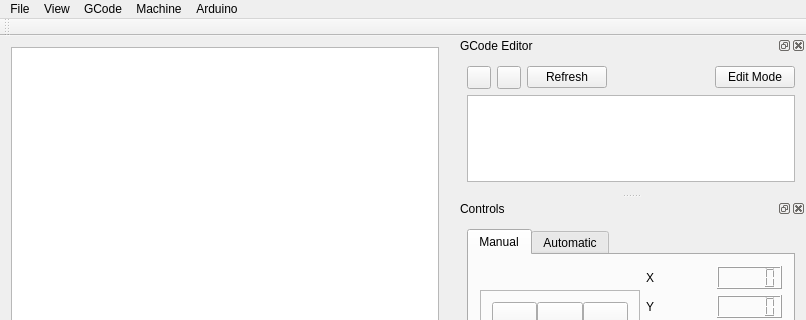
Above: grblcage.ui from FoamCutting/FOAMgrblGUI before the change; both pictures show x 0 to 806 and y 0 to 320 of the 806 by 521 pixel window. Below: the same form after it.
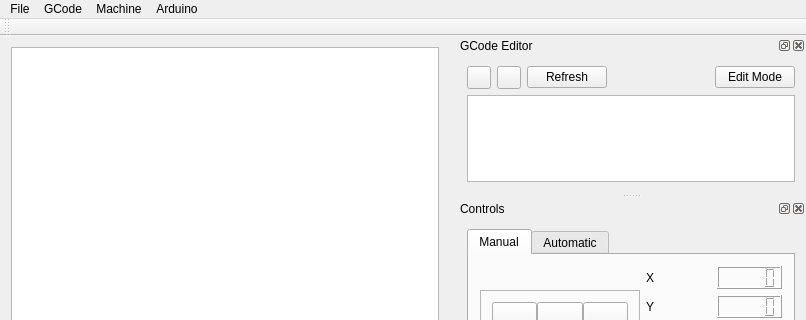
That is the form after the change.

```diff
--- a/grblcage.ui
+++ b/grblcage.ui
@@ -717,17 +717,6 @@
     </property>
     <addaction name="actionNew_Machine"/>
     <addaction name="actionLoad_Machine"/>
-    <addaction name="actionSave_Machine"/>
-    <addaction name="separator"/>
-    <addaction name="actionSet_as_Default"/>
-   </widget>
-   <widget class="QMenu" name="menuView">
-    <property name="title">
-     <string>View</string>
-    </property>
-    <addaction name="actionGCode_Editor_2"/>
-    <addaction name="actionGCode_Plot"/>
-    <addaction name="actionMachine_Controls"/>
    </widget>
    <widget class="QMenu" name="menuGrbl">
     <property name="title">
@@ -740,7 +729,6 @@
     <addaction name="actionDisconnect"/>
    </widget>
    <addaction name="menuFile"/>
-   <addaction name="menuView"/>
    <addaction name="menuG_Code"/>
    <addaction name="menuMachine"/>
    <addaction name="menuGrbl"/>
```
